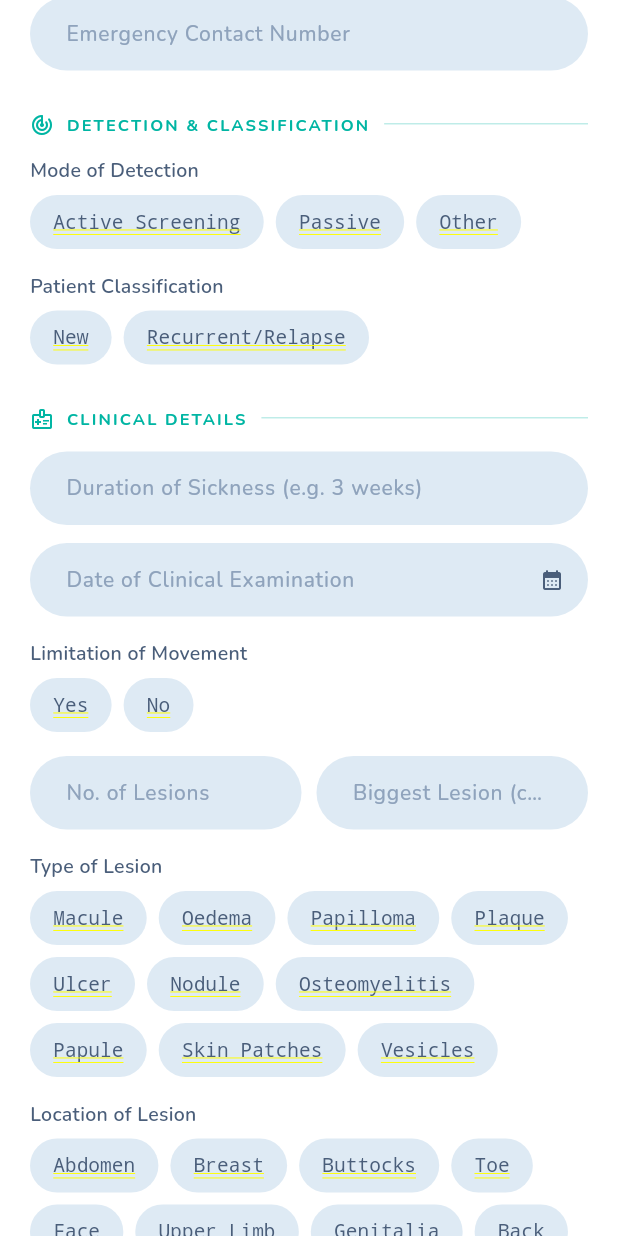
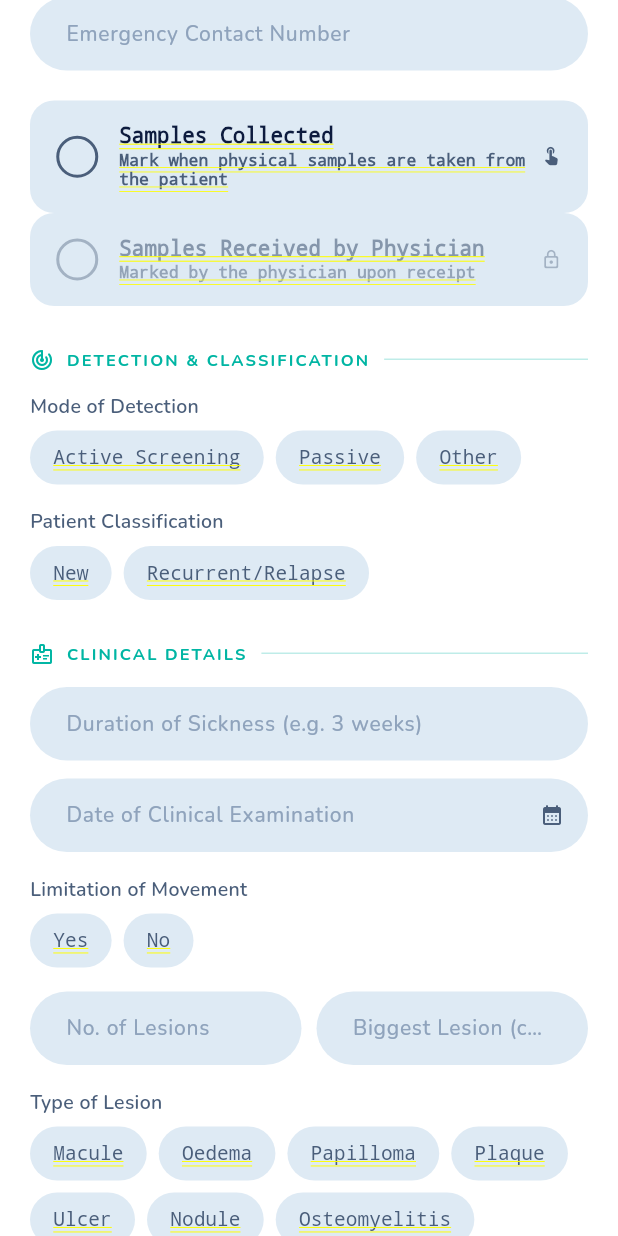
Before and after one commit to divineBayuo/skinapp2, a Flutter app: the AddPatientScreen screen opened by its route, scrolled down 576 dp, on a phone screen of 412 x 824 dp. Run offline on Flutter 3.47's test engine with Material 3 defaults, Android fonts, the phone set to English and light mode, and no system bars; our stand-ins replace cloud_firestore, connectivity_plus, csv, firebase_auth, firebase_core, firebase_storage and 10 more; missing offline and left inert: firebase_app_check; accounts and stored records are empty.

Commit message:
Change timestamps for sent and received records to samples sent and received checkboxes that record timestamps when ticked

```diff
--- a/lib/features/auth/screens/add_patient_screen.dart
+++ b/lib/features/auth/screens/add_patient_screen.dart
@@ -19,6 +19,7 @@ import 'package:skinapp2/services/location_service.dart';
 import 'package:skinapp2/services/photo_service.dart';
 import 'package:skinapp2/shared/widgets/circular_action_btn.dart';
 import 'package:skinapp2/shared/widgets/pill_field.dart';
+import 'package:skinapp2/shared/widgets/sample_checkbox.dart';
 
 // --- Helper section header ----------------------
 class _SectionHeader extends StatelessWidget {
@@ -160,6 +161,10 @@ class AddPatientScreen extends ConsumerStatefulWidget {
 }
 
 class _AddPatientScreenState extends ConsumerState<AddPatientScreen> {
+  bool _samplesCollected = false;
+  DateTime? _samplesCollectedAt;
+
+  // section a
   final _fullNameCtrl = TextEditingController();
   final _idCtrl = TextEditingController(text: 'Tap to generate');
   final _locationCtrl = TextEditingController(text: 'Tap to generate');
@@ -245,7 +250,7 @@ class _AddPatientScreenState extends ConsumerState<AddPatientScreen> {
   // Progress: 0.0 -> 1.0 as fields are filled
   double _progress = 0.0;
   bool _submitting = false;
-  static const int _totalFields = 15;
+  static const int _totalFields = 16;
 
   @override
   void initState() {
@@ -267,6 +272,8 @@ class _AddPatientScreenState extends ConsumerState<AddPatientScreen> {
 
   void _updateProgress() {
     int filled = 0;
+
+    if (_samplesCollected) filled++;
 
     // section a
     if (_fullNameCtrl.text.isNotEmpty) filled++;
@@ -600,8 +607,6 @@ class _AddPatientScreenState extends ConsumerState<AddPatientScreen> {
       '📸 clinicalData localPhotoPaths: ${clinicalData['localPhotoPaths']}',
     );
 
-    final sentAt = now;
-
     final record = PatientRecord(
       id: idNo,
       idNumber: idNo,
@@ -621,7 +626,8 @@ class _AddPatientScreenState extends ConsumerState<AddPatientScreen> {
       facilityName: currentUser.facilityName ?? 'Unknown Facility',
       collectedAt: now,
       updatedAt: now,
-      sentAt: sentAt,
+      // sentAt: sentAt,
+      samplesCollectedAt: _samplesCollectedAt,
       // receivedAt set by FirestoreService after confirmed write
     );
 
@@ -693,7 +699,9 @@ class _AddPatientScreenState extends ConsumerState<AddPatientScreen> {
     _locationCtrl.text = 'Tap to generate';
     _lesionPhotos.clear();
     _geocodingSucceeded = true;
+    _samplesCollected = false;
     setState(() {
+      _samplesCollectedAt = null;
       _selectedSex = null;
       _modeOfDetection = null;
       _classification = null;
@@ -936,6 +944,32 @@ class _AddPatientScreenState extends ConsumerState<AddPatientScreen> {
                 hint: 'Emergency Contact Number',
                 keyboardType: TextInputType.phone,
                 validator: (v) => v == null || v.isEmpty ? 'Required' : null,
+              ),
+              const SizedBox(height: 20),
+
+              // samples collected checkbox
+              SampleCheckbox(
+                label: 'Samples Collected',
+                sublabel: 'Mark when physical samples are taken from the patient',
+                checked: _samplesCollected,
+                checkedAt: _samplesCollectedAt,
+                editable: true,
+                onChanged: (ticked) {
+                  setState(() {
+                    _samplesCollected = ticked;
+                    _samplesCollectedAt = ticked ? DateTime.now() : null;
+                  });
+                  _updateProgress();
+                }
+              ),
+
+              SampleCheckbox(
+                label: 'Samples Received by Physician',
+                sublabel: 'Marked by the physician upon receipt',
+                checked: false,
+                checkedAt: null,
+                editable: false,
+                onChanged: null,
               ),
 
               /* const SizedBox(height: 28),
--- a/lib/features/auth/screens/manage_data_screen.dart
+++ b/lib/features/auth/screens/manage_data_screen.dart
@@ -150,8 +150,8 @@ class _ManageDataScreenState extends ConsumerState<ManageDataScreen>
               pw.Text('Location: ${r.locationCoords}'),
               pw.Text('Community: ${r.community}'),
               pw.Text('Facility: ${r.facilityName}'),
-              pw.Text('Sent At:, ${r.formattedSentAt}'),
-              pw.Text('Received At: ${r.receivedAt}'),
+              pw.Text('Samples Collected:, ${r.formattedSamplesCollectedAt}'),
+              pw.Text('Samples Received: ${r.formattedSamplesReceivedAt}'),
               pw.Text('Collected: ${r.formattedTimestamp}'),
 
               pw.SizedBox(height: 10),
@@ -200,8 +200,8 @@ class _ManageDataScreenState extends ConsumerState<ManageDataScreen>
         'Community',
         'Facility',
         'Collected At',
-        'Sent At',
-        'Received At',
+        'Samples Collected',
+        'Samples Received',
         'Diagnosis',
         'NTD Type',
         'Status',
@@ -222,8 +222,8 @@ class _ManageDataScreenState extends ConsumerState<ManageDataScreen>
           r.community,
           r.facilityName,
           r.formattedTimestamp,
-          r.formattedSentAt,
-          r.formattedReceivedAt,
+          r.formattedSamplesCollectedAt,
+          r.formattedSamplesReceivedAt,
           r.hasDiagnosis ? 'Yes' : 'No',
           r.diagnosis?.ntdType.label ?? '',
           r.diagnosis?.status.label ?? '',
--- a/lib/features/auth/screens/patient_detail_screen.dart
+++ b/lib/features/auth/screens/patient_detail_screen.dart
@@ -15,9 +15,12 @@ import 'package:skinapp2/features/auth/providers/patient_provider.dart';
 import 'package:skinapp2/models/diagnosis.dart';
 import 'package:skinapp2/models/patient.dart';
 import 'package:skinapp2/models/user.dart';
+import 'package:skinapp2/services/firestore_service.dart';
+import 'package:skinapp2/services/local_db_service.dart';
 import 'package:skinapp2/shared/widgets/circular_action_btn.dart';
 import 'package:skinapp2/shared/widgets/id_badge.dart';
 import 'package:skinapp2/shared/widgets/pill_field.dart';
+import 'package:skinapp2/shared/widgets/sample_checkbox.dart';
 
 // ── Section header — pure StatelessWidget, no logic inside ───────────────────
 class _SectionHeader extends StatelessWidget {
@@ -533,6 +536,93 @@ class _PatientDetailScreenState extends ConsumerState<PatientDetailScreen> {
     return file;
   }
 
+  String get _currentUserId => ref.read(authProvider).user?.id ?? '';
+
+  Future<void> _markSamplesCollected() async {
+    final now = DateTime.now();
+    final updated = PatientRecord(
+      id: widget.patient.id,
+      idNumber: widget.patient.idNumber,
+      locationCoords: widget.patient.locationCoords,
+      fullName: widget.patient.fullName,
+      dateOfBirth: widget.patient.dateOfBirth,
+      phone: widget.patient.phone,
+      sex: widget.patient.sex,
+      emergencyName: widget.patient.emergencyName,
+      emergencyContact: widget.patient.emergencyContact,
+      photoUrls: widget.patient.photoUrls,
+      clinicalNotes: widget.patient.clinicalNotes,
+      collectorId: widget.patient.collectorId,
+      facilityName: widget.patient.facilityName,
+      collectedAt: widget.patient.collectedAt,
+      updatedAt: now,
+      samplesCollectedAt: now,
+      samplesReceivedAt: widget.patient.samplesReceivedAt,
+      diagnosis: widget.patient.diagnosis,
+    );
+    await _saveUpdatedRecord(updated);
+  }
+
+  Future<void> _markSamplesReceived() async {
+    final now = DateTime.now();
+    final updated = PatientRecord(
+      id: widget.patient.id,
+      idNumber: widget.patient.idNumber,
+      locationCoords: widget.patient.locationCoords,
+      fullName: widget.patient.fullName,
+      dateOfBirth: widget.patient.dateOfBirth,
+      phone: widget.patient.phone,
+      sex: widget.patient.sex,
+      emergencyName: widget.patient.emergencyName,
+      emergencyContact: widget.patient.emergencyContact,
+      photoUrls: widget.patient.photoUrls,
+      clinicalNotes: widget.patient.clinicalNotes,
+      collectorId: widget.patient.collectorId,
+      facilityName: widget.patient.facilityName,
+      collectedAt: widget.patient.collectedAt,
+      updatedAt: now,
+      samplesCollectedAt: widget.patient.samplesCollectedAt,
+      samplesReceivedAt: now,
+      diagnosis: widget.patient.diagnosis,
+    );
+    await _saveUpdatedRecord(updated);
+  }
+
+  Future<void> _saveUpdatedRecord(PatientRecord updated) async {
+    // save locally
+    await LocalDbService().upsertPatient(updated, synced: false);
+
+    final online = ref.read(patientProvider(widget.role)).online;
+    if (online) {
+      try {
+        await FirestoreService().updateSampleTimestamps(
+          updated.id,
+          samplesCollectedAt: updated.samplesCollectedAt,
+          samplesReceivedAt: updated.samplesReceivedAt,
+        );
+        await LocalDbService().markSynced(updated.id);
+      } catch (e) {
+        debugPrint('_saveUpdatedRecord: Firestore failed: $e');
+      }
+    }
+
+    // refresh provider state so UI updates immediately
+    await ref.read(patientProvider(widget.role).notifier).refreshLocal();
+
+    if (mounted) {
+      setState(() => _saving = false);
+      ScaffoldMessenger.of(context).showSnackBar(
+        SnackBar(
+          content: Text(
+            online
+                ? 'Timestamp saved and uploaded.'
+                : 'Timestamp saved offline - will sync when reconnected.',
+          ),
+        ),
+      );
+    }
+  }
+
   // ── Build ─────────────────────────────────────────────────────────────────────
   @override
   Widget build(BuildContext context) {
@@ -706,24 +796,41 @@ class _PatientDetailScreenState extends ConsumerState<PatientDetailScreen> {
               ),
               const SizedBox(height: 12),
               const _SectionHeader(
-                title: 'Transmission',
+                title: 'Sample Tracking',
                 icon: Icons.swap_horiz_rounded,
               ),
-              Row(
-                children: [
-                  Expanded(
-                    child: _InfoRow(
-                      label: 'Sent by Collector',
-                      value: p.formattedSentAt,
-                    ),
-                  ),
-                  Expanded(
-                    child: _InfoRow(
-                      label: 'Received by System',
-                      value: p.formattedReceivedAt,
-                    ),
-                  ),
-                ],
+
+              // samples collected, only editable by collector
+              SampleCheckbox(
+                label: 'Samples Collected',
+                sublabel: 'Marked by the data collector at time of collection',
+                checked: p.samplesCollectedAt != null,
+                checkedAt: p.samplesCollectedAt,
+                editable:
+                    widget.role.isCollector &&
+                    p.samplesCollectedAt == null &&
+                    p.collectorId == _currentUserId,
+                onChanged: (ticked) async {
+                  if (!ticked) return;
+                  setState(() => _saving = true);
+                  await _markSamplesCollected();
+                },
+              ),
+              const SizedBox(height: 10),
+
+              // samples received, only editable by physician
+              SampleCheckbox(
+                label: 'Samples Received',
+                sublabel: 'Marked by the physician upon receipt',
+                checked: p.samplesReceivedAt != null,
+                checkedAt: p.samplesReceivedAt,
+                editable:
+                    widget.role.isPhysician && p.samplesReceivedAt == null,
+                onChanged: (ticked) async {
+                  if (!ticked) return;
+                  setState(() => _saving = true);
+                  await _markSamplesReceived();
+                },
               ),
 
               // ── Section B ─────────────────────────────────────────────────
--- a/lib/models/patient.dart
+++ b/lib/models/patient.dart
@@ -30,8 +30,8 @@ class PatientRecord {
   final DateTime collectedAt;
   final DateTime updatedAt;
 
-  final DateTime? sentAt;
-  final DateTime? receivedAt;
+  final DateTime? samplesCollectedAt;
+  final DateTime? samplesReceivedAt;
 
   // Physician-added diagnosis
   final Diagnosis? diagnosis;
@@ -53,8 +53,8 @@ class PatientRecord {
     required this.facilityName,
     required this.collectedAt,
     required this.updatedAt,
-    this.sentAt,
-    this.receivedAt,
+    this.samplesCollectedAt,
+    this.samplesReceivedAt,
     this.diagnosis,
   });
 
@@ -120,6 +120,23 @@ class PatientRecord {
     'Dec',
   ];
 
+  // formatted getters
+  String get formattedSamplesCollectedAt {
+    if (samplesCollectedAt == null) return 'Not marked yet';
+    final d = samplesCollectedAt!;
+    final h = d.hour.toString().padLeft(2, '0');
+    final m = d.minute.toString().padLeft(2, '0');
+    return '${d.day}-${_months[d.month - 1]}-${d.year} $h:$m';
+  }
+
+  String get formattedSamplesReceivedAt {
+    if (samplesReceivedAt == null) return 'Not yet marked';
+    final d = samplesReceivedAt!;
+    final h = d.hour.toString().padLeft(2, '0');
+    final m = d.minute.toString().padLeft(2, '0');
+    return '${d.day}-${_months[d.month - 1]}-${d.year} $h:$m';
+  }
+
   String get formattedTimestamp {
     final d = collectedAt;
     final months = [
@@ -141,23 +158,23 @@ class PatientRecord {
     return '${d.day}-${months[d.month - 1]}-${d.year} | $h:$m';
   }
 
-  // NEW: formatted sent timestamp
+  /*  // NEW: formatted sent timestamp
   String get formattedSentAt {
     if (sentAt == null) return '—';
     final d = sentAt!;
     final h = d.hour.toString().padLeft(2, '0');
     final m = d.minute.toString().padLeft(2, '0');
     return '${d.day}-${_months[d.month - 1]}-${d.year} $h:$m';
-  }
+  } */
 
-  // NEW: formatted received timestamp
+  /* // NEW: formatted received timestamp
   String get formattedReceivedAt {
     if (receivedAt == null) return 'Pending sync';
     final d = receivedAt!;
     final h = d.hour.toString().padLeft(2, '0');
     final m = d.minute.toString().padLeft(2, '0');
     return '${d.day}-${_months[d.month - 1]}-${d.year} $h:$m';
-  }
+  } */
 
   static DateTime? _parseTimestamp(dynamic value) {
     if (value == null) return null;
@@ -198,10 +215,12 @@ class PatientRecord {
     facilityName: m['facilityName'] as String? ?? '',
     collectedAt: DateTime.parse(m['collectedAt'] as String),
     updatedAt: DateTime.parse(m['updatedAt'] as String),
-    sentAt: m['sentAt'] != null
+    /* sentAt: m['sentAt'] != null
         ? DateTime.tryParse(m['sentAt'] as String)
         : null,
-    receivedAt: _parseTimestamp(m['receivedAt']),
+    receivedAt: _parseTimestamp(m['receivedAt']), */
+    samplesCollectedAt: _parseTimestamp(m['samplesCollectedAt']),
+    samplesReceivedAt: _parseTimestamp(m['samplesReceivedAt']),
     diagnosis: m['diagnosis'] != null
         ? Diagnosis.fromMap(m['diagnosis'] as Map<String, dynamic>)
         : null,
@@ -224,8 +243,10 @@ class PatientRecord {
     'facilityName': facilityName,
     'collectedAt': collectedAt.toIso8601String(),
     'updatedAt': updatedAt.toIso8601String(),
-    'sentAt': sentAt?.toIso8601String(),
-    'receivedAt': receivedAt?.toIso8601String(),
+    /* 'sentAt': sentAt?.toIso8601String(),
+    'receivedAt': receivedAt?.toIso8601String(), */
+    'samplesCollectedAt': samplesCollectedAt?.toIso8601String(),
+    'samplesReceivedAt': samplesReceivedAt?.toIso8601String(),
     'diagnosis': diagnosis?.toMap(),
   };
 }
--- /dev/null
+++ b/lib/shared/widgets/sample_checkbox.dart
@@ -0,0 +1,144 @@
+import 'package:flutter/material.dart';
+import 'package:skinapp2/core/theme/app_theme.dart';
+
+class SampleCheckbox extends StatelessWidget {
+  final String label;
+  final String sublabel;
+  final bool checked;
+  final DateTime? checkedAt;
+  final bool editable;
+  final void Function(bool)? onChanged;
+
+  const SampleCheckbox({
+    super.key,
+    required this.label,
+    required this.sublabel,
+    required this.checked,
+    required this.checkedAt,
+    required this.editable,
+    required this.onChanged,
+  });
+
+  static const _months = [
+    'Jan',
+    'Feb',
+    'Mar',
+    'Apr',
+    'May',
+    'Jun',
+    'Jul',
+    'Aug',
+    'Sep',
+    'Oct',
+    'Nov',
+    'Dec',
+  ];
+
+  String get _formattedTime {
+    if (checkedAt == null) return '';
+    final d = checkedAt!;
+    final h = d.hour.toString().padLeft(2, '0');
+    final m = d.minute.toString().padLeft(2, '0');
+    return '${d.day} ${_months[d.month - 1]} ${d.year}  $h:$m';
+  }
+
+  @override
+  Widget build(BuildContext context) {
+    return GestureDetector(
+      // only respond to taps if editable and not already checked
+      // once ticked it stays ticked
+      onTap: (editable && !checked && onChanged != null)
+          ? () => onChanged!(true)
+          : null,
+      child: AnimatedContainer(
+        duration: const Duration(milliseconds: 200),
+        padding: const EdgeInsets.symmetric(horizontal: 16, vertical: 14),
+        decoration: BoxDecoration(
+          color: checked
+              ? AppColors.success.withOpacity(0.08)
+              : AppColors.fieldBg,
+          borderRadius: BorderRadius.circular(16),
+          border: Border.all(
+            color: checked
+                ? AppColors.success.withOpacity(0.4)
+                : Colors.transparent,
+            width: 1.5,
+          ),
+        ),
+        child: Row(
+          children: [
+            // checkbox circle
+            AnimatedContainer(
+              duration: const Duration(milliseconds: 200),
+              width: 28,
+              height: 28,
+              decoration: BoxDecoration(
+                shape: BoxShape.circle,
+                color: checked ? AppColors.success : Colors.transparent,
+                border: Border.all(
+                  color: checked
+                      ? AppColors.success
+                      : editable
+                      ? AppColors.textMid
+                      : AppColors.textMid.withOpacity(0.4),
+                  width: 2,
+                ),
+              ),
+              child: checked
+                  ? const Icon(
+                      Icons.check_rounded,
+                      color: Colors.white,
+                      size: 16,
+                    )
+                  : null,
+            ),
+            const SizedBox(width: 14),
+
+            // labels
+            Expanded(
+              child: Column(
+                crossAxisAlignment: CrossAxisAlignment.start,
+                children: [
+                  Text(
+                    label,
+                    style: TextStyle(
+                      fontSize: 14,
+                      fontWeight: FontWeight.w600,
+                      color: checked
+                          ? AppColors.success
+                          : editable
+                          ? AppColors.textNavy
+                          : AppColors.textMid.withOpacity(0.6),
+                    ),
+                  ),
+                  const SizedBox(height: 2),
+                  Text(
+                    checked && checkedAt != null ? _formattedTime : sublabel,
+                    style: TextStyle(
+                      fontSize: 11,
+                      color: checked
+                          ? AppColors.success.withOpacity(0.8)
+                          : AppColors.textMid.withOpacity(editable ? 1.0 : 0.5),
+                    ),
+                  ),
+                ],
+              ),
+            ),
+
+            // lock icon when not editable
+            if (!editable)
+              Icon(
+                Icons.lock_outline_rounded,
+                size: 14,
+                color: AppColors.textMid.withOpacity(0.4),
+              ),
+
+            // tap hint when editable and not yet ticked
+            if (editable && !checked)
+              Icon(Icons.touch_app_rounded, size: 14, color: AppColors.textMid),
+          ],
+        ),
+      ),
+    );
+  }
+}
```
Also changed, not shown: lib/services/firestore_service.dart (+16 -0 lines).
